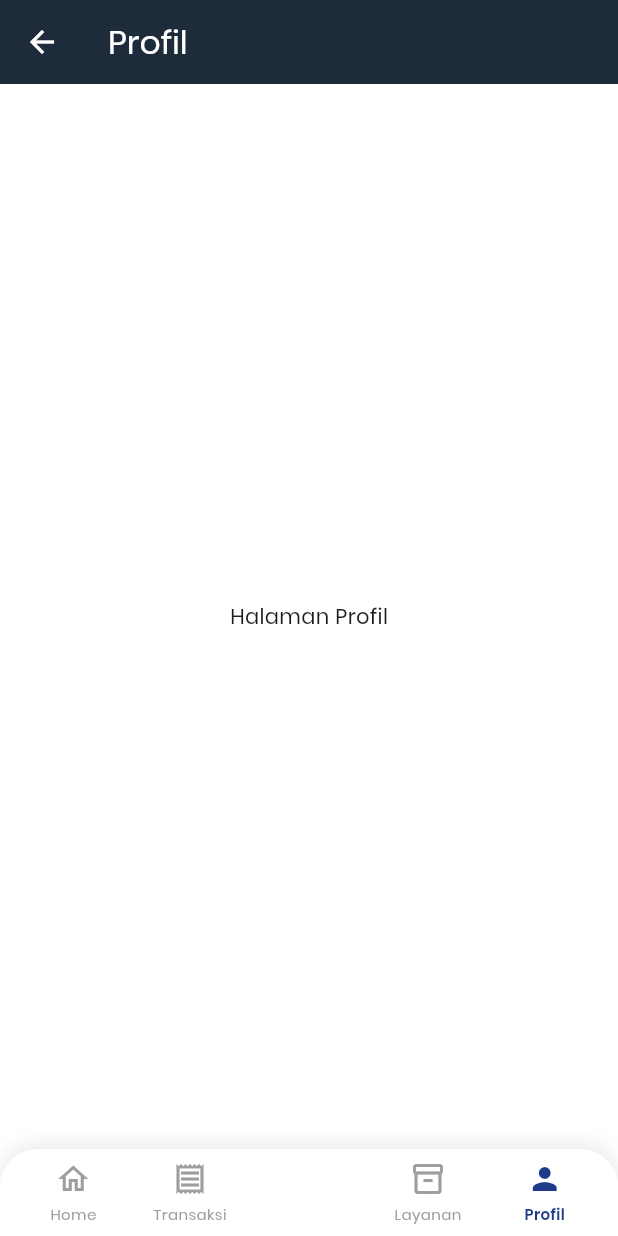
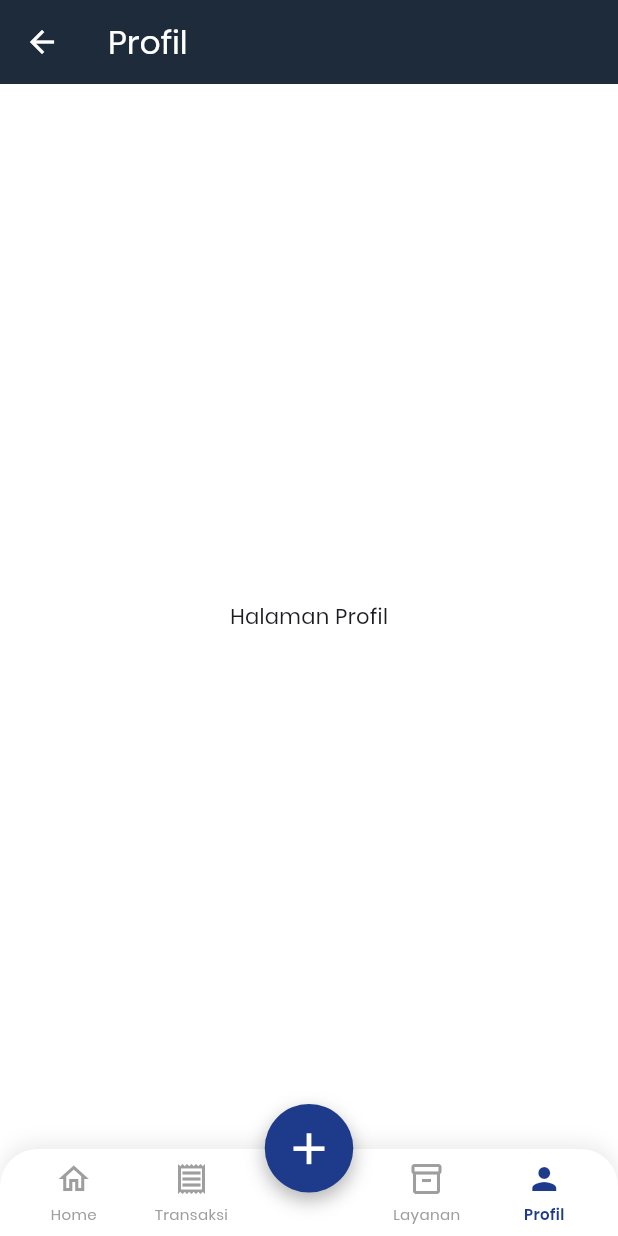
Before and after one commit to ariefprogrammer/mending-front, a Flutter app: the DashboardPage screen opened directly, after a tap on "Transaksi", after a tap on "Profil", on a phone screen of 412 x 824 dp. Run offline on Flutter 3.47's test engine with Material 3 defaults, Android fonts, the phone set to English and light mode, and no system bars; our stand-ins replace fl_chart, image_picker.

Commit message:
Membuat fitur create

```diff
--- a/lib/screens/dashboard.dart
+++ b/lib/screens/dashboard.dart
@@ -309,13 +309,13 @@ class DashboardPage extends StatelessWidget {
       bottomNavigationBar: const CustomBottomNavBar(currentIndex: 0),
 
       // Jika Anda ingin floating action button (seperti di gambar desain)
-      floatingActionButton: FloatingActionButton(
-        elevation: 8,
-        backgroundColor: const Color(0xFF1E3A8A),
-        onPressed: () {},
-        shape: const CircleBorder(),
-        child: const Icon(Icons.add, color: Colors.white, size: 35),
-      ),
+      // floatingActionButton: FloatingActionButton(
+      //   elevation: 8,
+      //   backgroundColor: const Color(0xFF1E3A8A),
+      //   onPressed: () {},
+      //   shape: const CircleBorder(),
+      //   child: const Icon(Icons.add, color: Colors.white, size: 35),
+      // ),
       floatingActionButtonLocation: FloatingActionButtonLocation.centerDocked,
 
     );
--- a/lib/screens/profile_page.dart
+++ b/lib/screens/profile_page.dart
@@ -16,7 +16,7 @@ class ProfilePage extends StatelessWidget {
       body: const Center(
         child: Text('Halaman Profil'),
       ),
-      bottomNavigationBar: const CustomBottomNavBar(currentIndex: 3),
+      bottomNavigationBar: const CustomBottomNavBar(currentIndex: 4),
     );
   }
 }
--- a/lib/screens/services_page.dart
+++ b/lib/screens/services_page.dart
@@ -16,7 +16,7 @@ class ServicesPage extends StatelessWidget {
       body: const Center(
         child: Text('Halaman Layanan'),
       ),
-      bottomNavigationBar: const CustomBottomNavBar(currentIndex: 2),
+      bottomNavigationBar: const CustomBottomNavBar(currentIndex: 3),
     );
   }
 }
--- a/lib/screens/transaction_page.dart
+++ b/lib/screens/transaction_page.dart
@@ -109,12 +109,12 @@ class TransactionPage extends StatelessWidget {
           ),
         ],
       ),
-      floatingActionButton: FloatingActionButton(
-        onPressed: () {},
-        backgroundColor: const Color(0xFF1E3A8A),
-        shape: const CircleBorder(),
-        child: const Icon(Icons.add, color: Colors.white, size: 30),
-      ),
+      // floatingActionButton: FloatingActionButton(
+      //   onPressed: () {},
+      //   backgroundColor: const Color(0xFF1E3A8A),
+      //   shape: const CircleBorder(),
+      //   child: const Icon(Icons.add, color: Colors.white, size: 30),
+      // ),
       floatingActionButtonLocation: FloatingActionButtonLocation.centerDocked,
       bottomNavigationBar: const CustomBottomNavBar(currentIndex: 1),
     );
--- a/lib/widgets/bottom_nav_bar.dart
+++ b/lib/widgets/bottom_nav_bar.dart
@@ -2,6 +2,7 @@
 import 'package:flutter/material.dart';
 import '../screens/dashboard.dart';
 import '../screens/transaction_page.dart';
+import '../screens/create_page.dart';
 import '../screens/services_page.dart';
 import '../screens/profile_page.dart';
 
@@ -15,7 +16,12 @@ class CustomBottomNavBar extends StatelessWidget {
 
   @override
   Widget build(BuildContext context) {
-    return Container(
+    return Stack( // Gunakan Stack agar tombol bisa melayang dan tetap bisa diklik
+      clipBehavior: Clip.none,
+      alignment: Alignment.topCenter,
+      children: [
+        // 1. Background Navbar Putih
+        Container(
           decoration: BoxDecoration(
             color: Colors.white,
             boxShadow: [
@@ -37,75 +43,88 @@ class CustomBottomNavBar extends StatelessWidget {
               child: Row(
                 mainAxisAlignment: MainAxisAlignment.spaceAround,
                 children: [
-              // 1. HOME
                   _buildNavItem(
                     icon: Icons.home_outlined,
                     selectedIcon: Icons.home,
                     label: 'Home',
                     index: 0,
-                onTap: () {
-                  if (currentIndex != 0) {
-                    Navigator.pushReplacement(
-                      context,
-                      MaterialPageRoute(builder: (context) => const DashboardPage()),
-                    );
-                  }
-                },
+                    onTap: () => _navigate(context, 0, const DashboardPage()),
                   ),
-              // 2. TRANSAKSI
                   _buildNavItem(
                     icon: Icons.receipt_outlined,
                     selectedIcon: Icons.receipt,
                     label: 'Transaksi',
                     index: 1,
-                onTap: () {
-                  if (currentIndex != 1) {
-                    Navigator.pushReplacement(
-                      context,
-                      MaterialPageRoute(builder: (context) => const TransactionPage()),
-                    );
-                  }
-                },
+                    onTap: () => _navigate(context, 1, const TransactionPage()),
                   ),
 
-              // 3. KOSONG (Untuk tempat FloatingActionButton QR Code)
-              const SizedBox(width: 68),
+                  // Ruang kosong untuk tempat tombol melayang agar Row tetap simetris
+                  const SizedBox(width: 65),
 
-              // 4. LAYANAN
                   _buildNavItem(
                     icon: Icons.inventory_2_outlined,
                     selectedIcon: Icons.inventory_2,
                     label: 'Layanan',
-                index: 2, // Tetap gunakan index 2 untuk navigasi
-                onTap: () {
-                  if (currentIndex != 2) {
-                    Navigator.pushReplacement(
-                      context,
-                      MaterialPageRoute(builder: (context) => const ServicesPage()),
-                    );
-                  }
-                },
+                    index: 3,
+                    onTap: () => _navigate(context, 3, const ServicesPage()),
                   ),
-              // 5. PROFIL
                   _buildNavItem(
                     icon: Icons.person_outline,
                     selectedIcon: Icons.person,
                     label: 'Profil',
-                index: 3, // Tetap gunakan index 3 untuk navigasi
-                onTap: () {
-                  if (currentIndex != 3) {
-                    Navigator.pushReplacement(
-                      context,
-                      MaterialPageRoute(builder: (context) => const ProfilePage()),
-                    );
-                  }
-                },
+                    index: 4,
+                    onTap: () => _navigate(context, 4, const ProfilePage()),
                   ),
                 ],
               ),
             ),
           ),
+        ),
+
+        // 2. Tombol Add (+) yang benar-benar melayang dan bisa diklik
+        Positioned(
+          top: -30, // Mengatur posisi mengambang ke atas
+          child: GestureDetector(
+            onTap: () {
+              // CreatePage biasanya tidak menggunakan pushReplacement agar bisa kembali
+              Navigator.push(
+                context,
+                MaterialPageRoute(builder: (context) => const CreatePage()),
               );
+            },
+            child: Container(
+              padding: const EdgeInsets.all(12),
+              decoration: BoxDecoration(
+                color: const Color(0xFF1E3A8A),
+                shape: BoxShape.circle,
+                boxShadow: [
+                  BoxShadow(
+                    color: Colors.black.withOpacity(0.3),
+                    blurRadius: 10,
+                    offset: const Offset(0, 5),
+                  ),
+                ],
+              ),
+              child: const Icon(
+                Icons.add,
+                color: Colors.white,
+                size: 35, // Ukuran ikon diperbesar sedikit
+              ),
+            ),
+          ),
+        ),
+      ],
+    );
+  }
+
+  // Fungsi helper navigasi agar kode lebih bersih
+  void _navigate(BuildContext context, int index, Widget page) {
+    if (currentIndex != index) {
+      Navigator.pushReplacement(
+        context,
+        MaterialPageRoute(builder: (context) => page),
+      );
+    }
   }
 
   Widget _buildNavItem({
@@ -116,18 +135,17 @@ class CustomBottomNavBar extends StatelessWidget {
     required VoidCallback onTap,
   }) {
     final isSelected = currentIndex == index;
-
     return GestureDetector(
       onTap: onTap,
       behavior: HitTestBehavior.opaque,
       child: SizedBox(
-        width: 65, // Memberikan lebar tetap agar pembagian spaceAround lebih presisi
+        width: 65,
         child: Column(
           mainAxisSize: MainAxisSize.min,
           children: [
             Icon(
               isSelected ? selectedIcon : icon,
-              color: isSelected ? const Color(0xFF1E3A8A) : Colors.grey, // Diubah ke Biru Navy agar match
+              color: isSelected ? const Color(0xFF1E3A8A) : Colors.grey,
               size: 24,
             ),
             const SizedBox(height: 4),
```
Also changed, not shown: lib/screens/create_page.dart (added, +306 -0 lines). Lines whose indentation alone changed are shown as unchanged.
